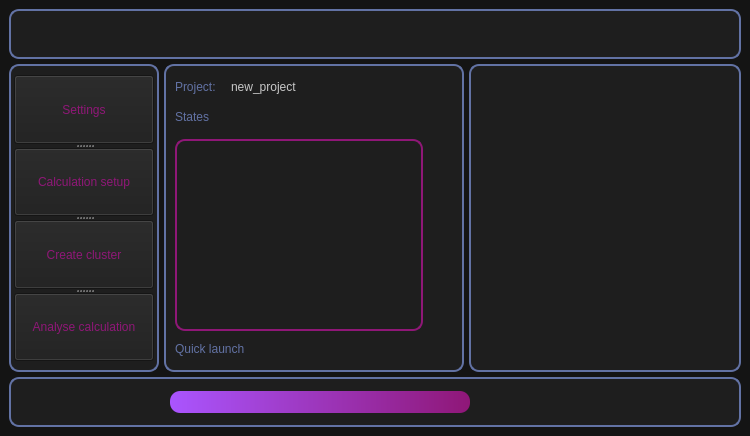
Old version of the form src/main/python/UIs/MainWindow.ui in the repository isaksengeir/REACT.
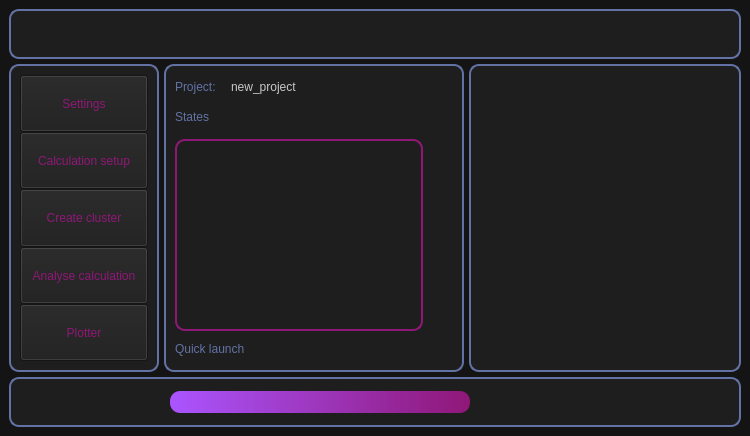
New version of the form. Icons and pictures are not drawn.

Commit message: Plotter button - For AnyPlot.py

```diff
--- a/src/main/python/UIs/MainWindow.ui
+++ b/src/main/python/UIs/MainWindow.ui
@@ -277,20 +277,19 @@
          <enum>QFrame::Raised</enum>
         </property>
         <layout class="QVBoxLayout" name="verticalLayout_2">
-         <property name="leftMargin">
-          <number>3</number>
-         </property>
-         <property name="rightMargin">
-          <number>3</number>
-         </property>
          <item>
           <widget class="QSplitter" name="splitter">
            <property name="styleSheet">
-            <string notr="true">QSplitter{border: 0px;}</string>
+            <string notr="true">QFrame {
+border: None;
+}</string>
            </property>
            <property name="orientation">
             <enum>Qt::Vertical</enum>
            </property>
+           <property name="handleWidth">
+            <number>0</number>
+           </property>
            <widget class="QPushButton" name="button_settings">
             <property name="minimumSize">
              <size>
@@ -338,6 +337,17 @@
              <string>Analyse calculation</string>
             </property>
            </widget>
+           <widget class="QPushButton" name="button_plotter">
+            <property name="minimumSize">
+             <size>
+              <width>0</width>
+              <height>30</height>
+             </size>
+            </property>
+            <property name="text">
+             <string>Plotter</string>
+            </property>
+           </widget>
           </widget>
          </item>
         </layout>
```
The commit also changes 3 other files.
